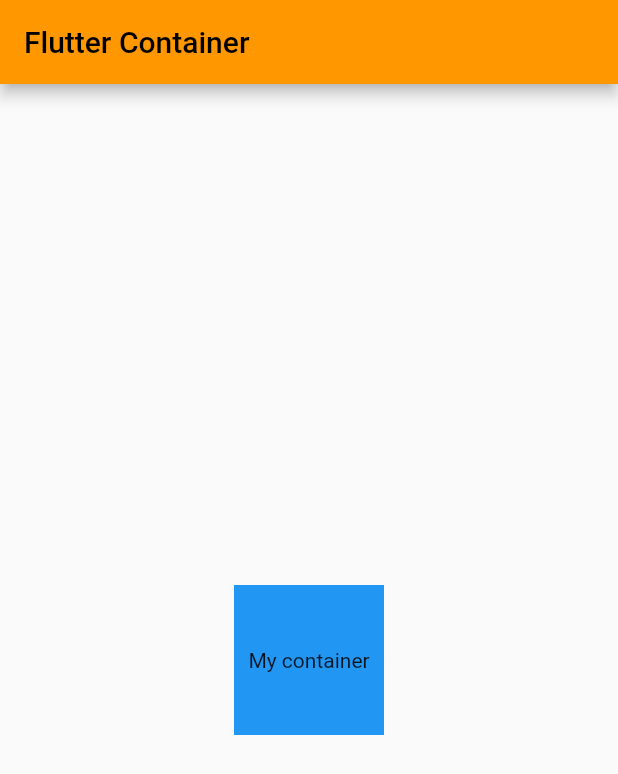
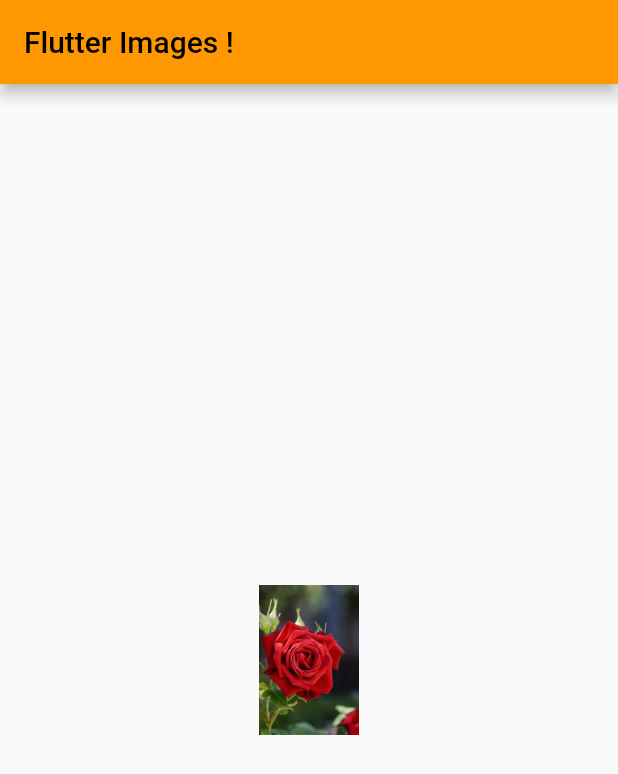
Before and after one commit to luckydarwai/Flutter, a Flutter app: the screen it shows after launch, on a phone screen of 412 x 824 dp. Shown: the top 774 px of the screen. Run offline on Flutter 3.47's test engine with Material 2 defaults, Android fonts, the light colour scheme and no system bars.

Commit message:
images from assets

```diff
--- a/lib/main.dart
+++ b/lib/main.dart
@@ -32,17 +32,13 @@
   Widget build(BuildContext context) {
     return Scaffold(
       appBar: AppBar(
-        title: Text("Flutter Container "),
+        title: Text("Flutter Images !"),
       ),
       body: Center(
-        child: Container(
-          height: 100,
-          width: 100,
-          child: Text("My container"),
-          color: Colors.blue,
-          alignment: Alignment.center,
-        ),
-      ),
+          child: Container(
+              height: 100,
+              width: 100,
+              child: Image.asset("assets/images/rose2.jpg"))),
     );
   }
 }
--- a/pubspec.yaml
+++ b/pubspec.yaml
@@ -59,9 +59,9 @@
   uses-material-design: true
 
   # To add assets to your application, add an assets section, like this:
-  # assets:
-  #   - images/a_dot_burr.jpeg
-  #   - images/a_dot_ham.jpeg
+  assets:
+    - assets/images/
+
 
   # An image asset can refer to one or more resolution-specific "variants", see
   # https://flutter.dev/assets-and-images/#resolution-aware
```
Also changed, not shown: assets/images/apple.jpg (added), assets/images/mango.jpg (added), assets/images/rose1.jpg (added), assets/images/rose2.jpg (added).
